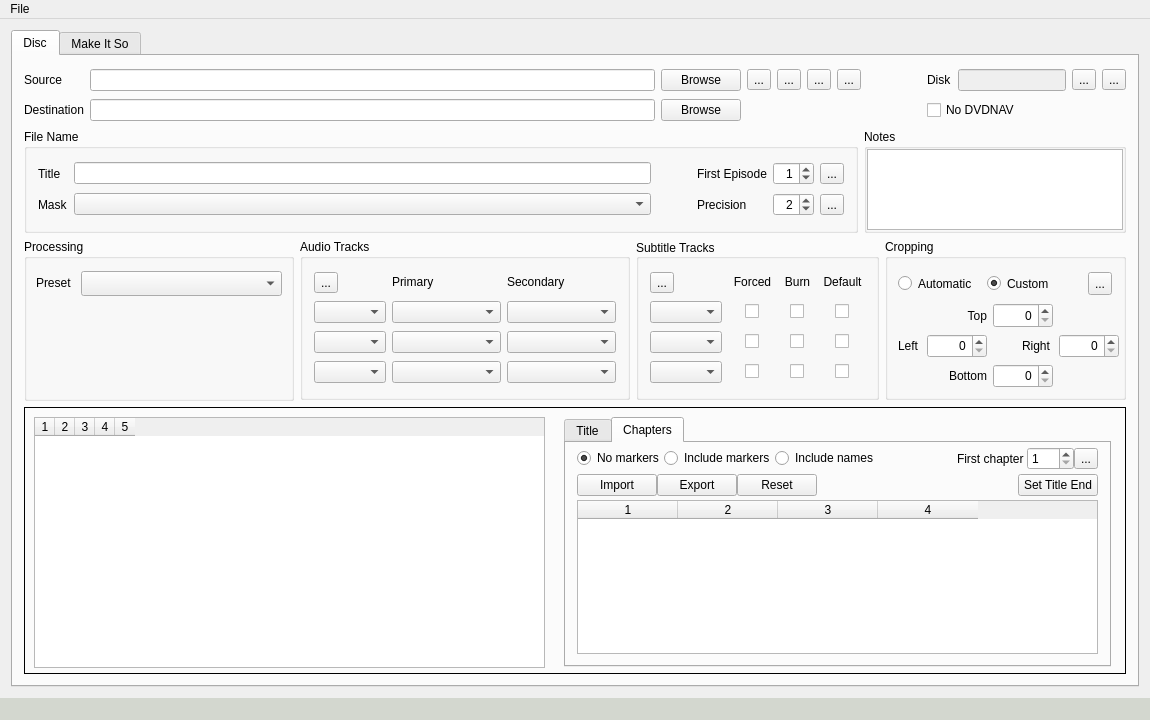
This is mainwindow.ui in dwprice56/QtHEP as Qt 5 draws it before an edit. The edited form follows.
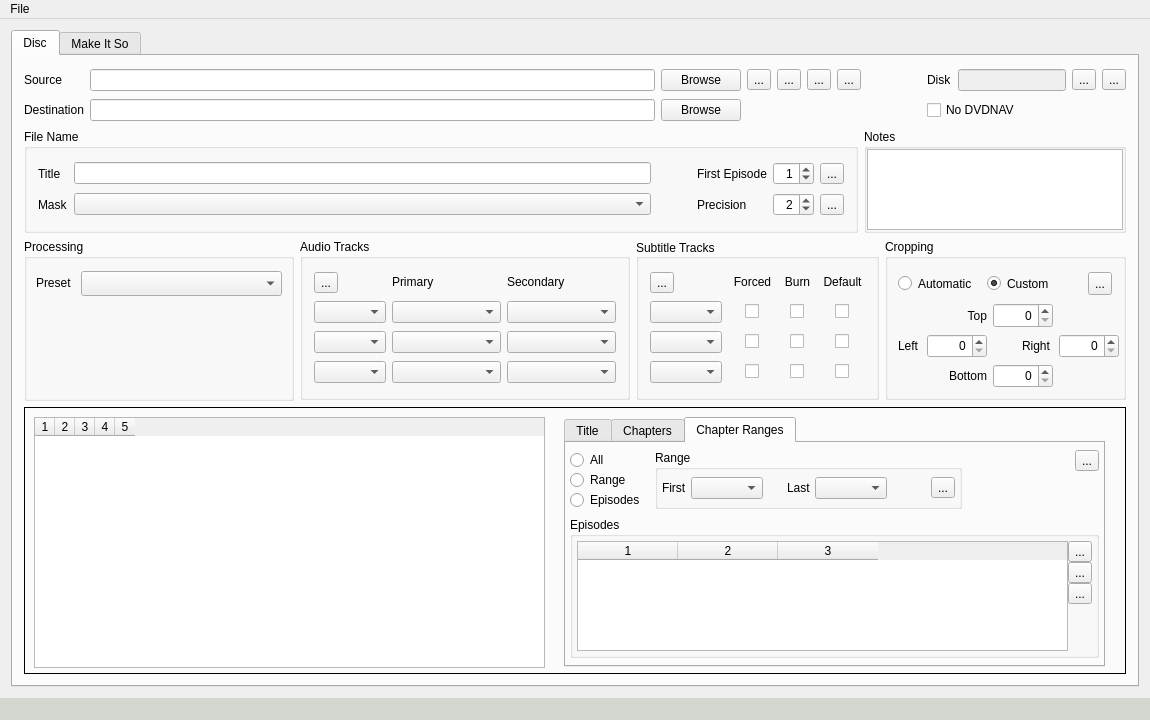
This is the edited form. Icons and pictures are not drawn.

Patch:
```diff
--- a/mainwindow.ui
+++ b/mainwindow.ui
@@ -1509,7 +1509,7 @@
             <rect>
              <x>540</x>
              <y>10</y>
-             <width>547</width>
+             <width>541</width>
              <height>250</height>
             </rect>
            </property>
@@ -1526,7 +1526,7 @@
             </size>
            </property>
            <property name="currentIndex">
-            <number>1</number>
+            <number>2</number>
            </property>
            <widget class="QWidget" name="tab_Disc_Title">
             <attribute name="title">
@@ -1871,6 +1871,312 @@
              </item>
             </layout>
            </widget>
+           <widget class="QWidget" name="tab_Disc_ChapterRanges">
+            <attribute name="title">
+             <string>Chapter Ranges</string>
+            </attribute>
+            <layout class="QGridLayout" name="gridLayout_13" columnminimumwidth="85,0,0,0">
+             <property name="leftMargin">
+              <number>4</number>
+             </property>
+             <property name="topMargin">
+              <number>0</number>
+             </property>
+             <property name="rightMargin">
+              <number>4</number>
+             </property>
+             <property name="bottomMargin">
+              <number>0</number>
+             </property>
+             <property name="spacing">
+              <number>0</number>
+             </property>
+             <item row="0" column="0">
+              <widget class="QFrame" name="frame_6">
+               <property name="frameShape">
+                <enum>QFrame::NoFrame</enum>
+               </property>
+               <property name="frameShadow">
+                <enum>QFrame::Raised</enum>
+               </property>
+               <layout class="QGridLayout" name="gridLayout_11">
+                <property name="leftMargin">
+                 <number>0</number>
+                </property>
+                <property name="topMargin">
+                 <number>0</number>
+                </property>
+                <property name="rightMargin">
+                 <number>0</number>
+                </property>
+                <property name="bottomMargin">
+                 <number>0</number>
+                </property>
+                <property name="spacing">
+                 <number>0</number>
+                </property>
+                <item row="0" column="0">
+                 <widget class="QRadioButton" name="radioButton_Disc_Title_AllChapters">
+                  <property name="toolTip">
+                   <string>Use all chapters when encoding the video.</string>
+                  </property>
+                  <property name="text">
+                   <string>All</string>
+                  </property>
+                 </widget>
+                </item>
+                <item row="1" column="0">
+                 <widget class="QRadioButton" name="radioButton_Disc_Title_ChapterRange">
+                  <property name="toolTip">
+                   <string>Use a limited range of chapters when encoding the video.</string>
+                  </property>
+                  <property name="text">
+                   <string>Range</string>
+                  </property>
+                 </widget>
+                </item>
+                <item row="2" column="0">
+                 <widget class="QRadioButton" name="radioButton_Disc_Title_Episodes">
+                  <property name="toolTip">
+                   <string>Encode a series of videos from the chapters.</string>
+                  </property>
+                  <property name="text">
+                   <string>Episodes</string>
+                  </property>
+                 </widget>
+                </item>
+               </layout>
+              </widget>
+             </item>
+             <item row="0" column="1">
+              <widget class="QGroupBox" name="groupBox_Disc_Title_ChapterRanges">
+               <property name="maximumSize">
+                <size>
+                 <width>323</width>
+                 <height>59</height>
+                </size>
+               </property>
+               <property name="title">
+                <string>Range</string>
+               </property>
+               <layout class="QGridLayout" name="gridLayout_10">
+                <property name="leftMargin">
+                 <number>4</number>
+                </property>
+                <property name="topMargin">
+                 <number>4</number>
+                </property>
+                <property name="rightMargin">
+                 <number>4</number>
+                </property>
+                <property name="bottomMargin">
+                 <number>4</number>
+                </property>
+                <property name="spacing">
+                 <number>4</number>
+                </property>
+                <item row="0" column="0">
+                 <widget class="QLabel" name="label">
+                  <property name="text">
+                   <string>First</string>
+                  </property>
+                  <property name="buddy">
+                   <cstring>comboBox_Disc_Title_ChapterRange_First</cstring>
+                  </property>
+                 </widget>
+                </item>
+                <item row="0" column="1">
+                 <widget class="QComboBox" name="comboBox_Disc_Title_ChapterRange_First">
+                  <property name="toolTip">
+                   <string>Select the first chapter in the range.</string>
+                  </property>
+                 </widget>
+                </item>
+                <item row="0" column="2">
+                 <spacer name="horizontalSpacer_4">
+                  <property name="orientation">
+                   <enum>Qt::Horizontal</enum>
+                  </property>
+                  <property name="sizeHint" stdset="0">
+                   <size>
+                    <width>20</width>
+                    <height>20</height>
+                   </size>
+                  </property>
+                 </spacer>
+                </item>
+                <item row="0" column="3">
+                 <widget class="QLabel" name="label_2">
+                  <property name="text">
+                   <string>Last</string>
+                  </property>
+                  <property name="buddy">
+                   <cstring>comboBox_Disc_Title_chapterRange_Last</cstring>
+                  </property>
+                 </widget>
+                </item>
+                <item row="0" column="4">
+                 <widget class="QComboBox" name="comboBox_Disc_Title_chapterRange_Last">
+                  <property name="toolTip">
+                   <string>Select the last chapter in the range.</string>
+                  </property>
+                 </widget>
+                </item>
+                <item row="0" column="5">
+                 <spacer name="horizontalSpacer_7">
+                  <property name="orientation">
+                   <enum>Qt::Horizontal</enum>
+                  </property>
+                  <property name="sizeHint" stdset="0">
+                   <size>
+                    <width>40</width>
+                    <height>20</height>
+                   </size>
+                  </property>
+                 </spacer>
+                </item>
+                <item row="0" column="6">
+                 <widget class="QToolButton" name="toolButton_Disc_Title_ChapterRange_Reset">
+                  <property name="toolTip">
+                   <string>Reset the chapter ranges.</string>
+                  </property>
+                  <property name="text">
+                   <string>...</string>
+                  </property>
+                  <property name="icon">
+                   <iconset>
+                    <normaloff>images/redo_2_16.png</normaloff>images/redo_2_16.png</iconset>
+                  </property>
+                 </widget>
+                </item>
+               </layout>
+              </widget>
+             </item>
+             <item row="0" column="2">
+              <spacer name="horizontalSpacer_8">
+               <property name="orientation">
+                <enum>Qt::Horizontal</enum>
+               </property>
+               <property name="sizeHint" stdset="0">
+                <size>
+                 <width>94</width>
+                 <height>20</height>
+                </size>
+               </property>
+              </spacer>
+             </item>
+             <item row="0" column="3" alignment="Qt::AlignTop">
+              <widget class="QToolButton" name="toolButton_Disc_Title_ChapterRanges_Reset">
+               <property name="toolTip">
+                <string>Reset all of the chapter ranges.</string>
+               </property>
+               <property name="text">
+                <string>...</string>
+               </property>
+               <property name="icon">
+                <iconset>
+                 <normaloff>images/redo_2_16.png</normaloff>images/redo_2_16.png</iconset>
+               </property>
+              </widget>
+             </item>
+             <item row="1" column="0" colspan="4">
+              <widget class="QGroupBox" name="groupBox_Disc_Title_Episodes">
+               <property name="maximumSize">
+                <size>
+                 <width>16777215</width>
+                 <height>141</height>
+                </size>
+               </property>
+               <property name="title">
+                <string>Episodes</string>
+               </property>
+               <layout class="QGridLayout" name="gridLayout_12">
+                <property name="leftMargin">
+                 <number>4</number>
+                </property>
+                <property name="topMargin">
+                 <number>4</number>
+                </property>
+                <property name="rightMargin">
+                 <number>4</number>
+                </property>
+                <property name="bottomMargin">
+                 <number>4</number>
+                </property>
+                <property name="horizontalSpacing">
+                 <number>0</number>
+                </property>
+                <item row="0" column="0">
+                 <widget class="QTableWidget" name="tableWidget_Disc_Title_Episodes">
+                  <property name="columnCount">
+                   <number>3</number>
+                  </property>
+                  <column/>
+                  <column/>
+                  <column/>
+                 </widget>
+                </item>
+                <item row="0" column="1">
+                 <layout class="QVBoxLayout" name="verticalLayout_3">
+                  <property name="spacing">
+                   <number>0</number>
+                  </property>
+                  <property name="sizeConstraint">
+                   <enum>QLayout::SetFixedSize</enum>
+                  </property>
+                  <item>
+                   <widget class="QToolButton" name="toolButton_Disc_Title_AddEpisode">
+                    <property name="text">
+                     <string>...</string>
+                    </property>
+                    <property name="icon">
+                     <iconset>
+                      <normaloff>images/add_16.png</normaloff>images/add_16.png</iconset>
+                    </property>
+                   </widget>
+                  </item>
+                  <item>
+                   <widget class="QToolButton" name="toolButton_Disc_Title_CopyEpisode">
+                    <property name="text">
+                     <string>...</string>
+                    </property>
+                    <property name="icon">
+                     <iconset>
+                      <normaloff>images/copying_and_distribution_16.png</normaloff>images/copying_and_distribution_16.png</iconset>
+                    </property>
+                   </widget>
+                  </item>
+                  <item>
+                   <widget class="QToolButton" name="toolButton_Disc_Title_DeleteEpisode">
+                    <property name="text">
+                     <string>...</string>
+                    </property>
+                    <property name="icon">
+                     <iconset>
+                      <normaloff>images/delete_16.png</normaloff>images/delete_16.png</iconset>
+                    </property>
+                   </widget>
+                  </item>
+                  <item>
+                   <spacer name="verticalSpacer">
+                    <property name="orientation">
+                     <enum>Qt::Vertical</enum>
+                    </property>
+                    <property name="sizeHint" stdset="0">
+                     <size>
+                      <width>20</width>
+                      <height>40</height>
+                     </size>
+                    </property>
+                   </spacer>
+                  </item>
+                 </layout>
+                </item>
+               </layout>
+              </widget>
+             </item>
+            </layout>
+           </widget>
           </widget>
          </widget>
         </item>
```
Left out of the diff: 9 changed lines with no effect on the pictures.
